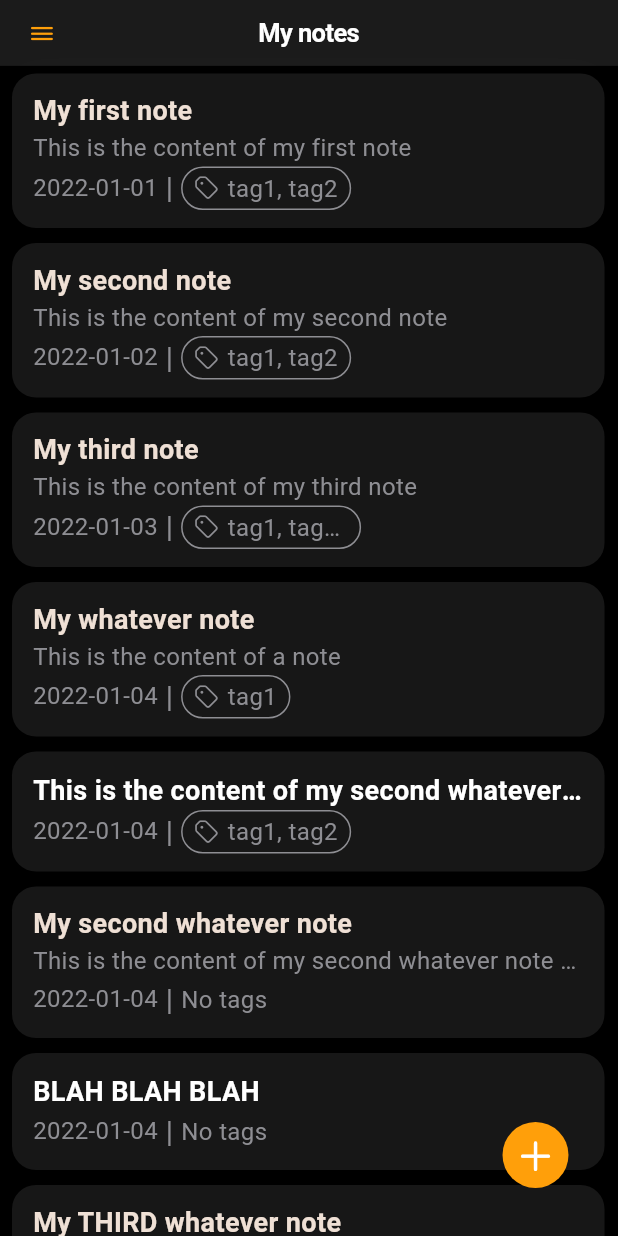
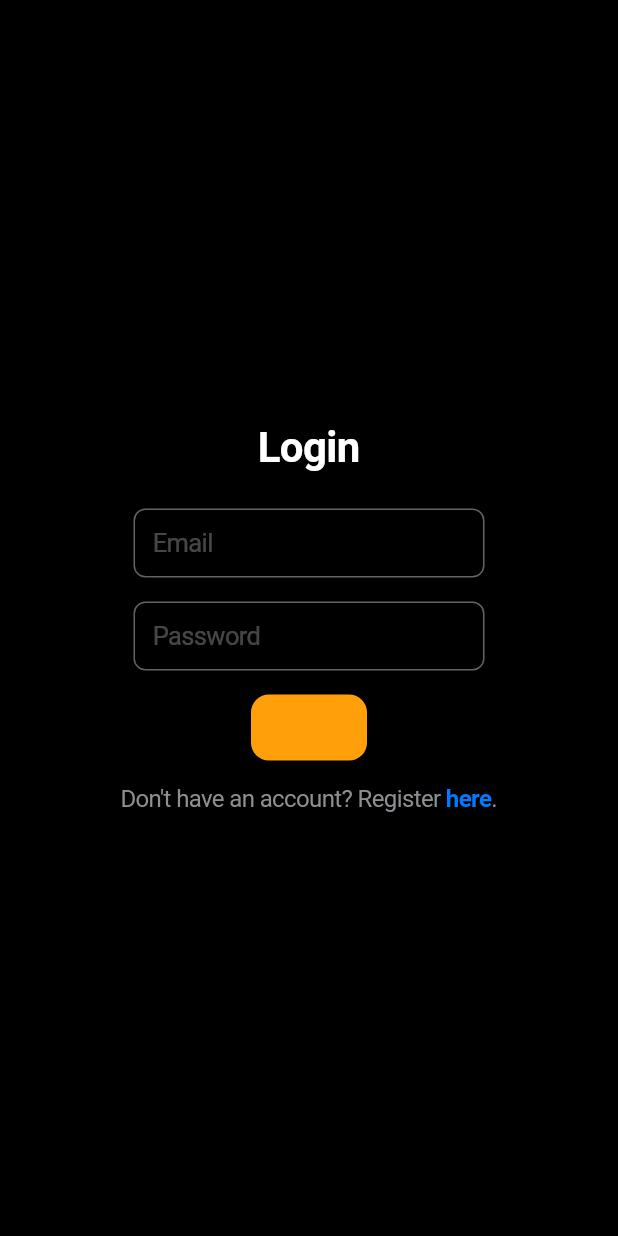
Before and after one commit to VeressIris/my-notes-app, a Flutter app: the screen it shows after launch, on a phone screen of 412 x 824 dp. Run offline on Flutter 3.47's test engine with Material 3 defaults, Android fonts, the phone set to English and light mode, and no system bars; missing offline and left inert: flutter_quill.

Commit message:
added login and register pages

```diff
--- a/lib/main.dart
+++ b/lib/main.dart
@@ -1,5 +1,6 @@
 import 'package:flutter_quill/translations.dart';
 import 'package:my_notes_app/pages/homepage.dart';
+import 'package:my_notes_app/pages/login_page.dart';
 import 'package:flutter/cupertino.dart';
 import 'package:flutter_localizations/flutter_localizations.dart';
 import 'package:flutter/foundation.dart';
@@ -30,7 +31,7 @@ class MyApp extends StatelessWidget {
           FlutterQuillLocalizations
               .delegate, // Add the Quill localization delegate
         ],
-      home: Homepage(title: 'My notes'),
-    );
+        // home: Homepage(title: 'My notes'),
+        home: LoginPage());
   }
 }
--- /dev/null
+++ b/lib/pages/login_page.dart
@@ -0,0 +1,95 @@
+import 'package:flutter/cupertino.dart';
+import 'package:my_notes_app/pages/register_page.dart';
+
+class LoginPage extends StatelessWidget {
+  const LoginPage({super.key});
+
+  @override
+  Widget build(BuildContext context) {
+    return CupertinoPageScaffold(
+        child: Padding(
+      padding: const EdgeInsets.all(20),
+      child: Column(
+        mainAxisAlignment: MainAxisAlignment.center,
+        crossAxisAlignment: CrossAxisAlignment.center,
+        children: [
+          const Padding(
+            padding: EdgeInsets.only(bottom: 16),
+            child: Text('Login',
+                style: TextStyle(fontSize: 28, fontWeight: FontWeight.bold)),
+          ),
+          SizedBox(
+            width: 250,
+            child: Padding(
+              padding: const EdgeInsets.all(8),
+              child: CupertinoTextField(
+                placeholder: 'Email',
+                padding: const EdgeInsets.all(12),
+                spellCheckConfiguration:
+                    const SpellCheckConfiguration.disabled(),
+                decoration: BoxDecoration(
+                  border: Border.all(color: CupertinoColors.systemGrey2),
+                  borderRadius: BorderRadius.circular(8),
+                ),
+                onTapOutside: (event) => FocusScope.of(context).unfocus(),
+              ),
+            ),
+          ),
+          SizedBox(
+            width: 250,
+            child: Padding(
+              padding: const EdgeInsets.all(8),
+              child: CupertinoTextField(
+                placeholder: 'Password',
+                obscureText: true,
+                spellCheckConfiguration:
+                    const SpellCheckConfiguration.disabled(),
+                padding: const EdgeInsets.all(12),
+                decoration: BoxDecoration(
+                  border: Border.all(color: CupertinoColors.systemGrey2),
+                  borderRadius: BorderRadius.circular(8),
+                ),
+                onTapOutside: (event) => FocusScope.of(context).unfocus(),
+              ),
+            ),
+          ),
+          Padding(
+            padding: const EdgeInsets.only(top: 8, bottom: 16),
+            child: CupertinoButton(
+              color: CupertinoColors.activeOrange,
+              onPressed: () {
+                //login
+              },
+              padding: const EdgeInsets.symmetric(horizontal: 20),
+              child: const Text('Login', style: TextStyle(fontSize: 16)),
+            ),
+          ),
+          Row(
+            mainAxisAlignment: MainAxisAlignment.center,
+            children: [
+              const Text('Don\'t have an account? Register ',
+                  style: TextStyle(
+                      color: CupertinoColors.systemGrey, fontSize: 16)),
+              GestureDetector(
+                onTap: () {
+                  Navigator.of(context).push(CupertinoPageRoute(
+                      builder: (context) => const RegisterPage()));
+                },
+                child: const Text(
+                  'here',
+                  style: TextStyle(
+                      color: CupertinoColors.activeBlue,
+                      fontSize: 16,
+                      fontWeight: FontWeight.bold),
+                ),
+              ),
+              const Text('.',
+                  style: TextStyle(
+                      color: CupertinoColors.systemGrey, fontSize: 16)),
+            ],
+          ),
+        ],
+      ),
+    ));
+  }
+}
```
Also changed, not shown: lib/pages/register_page.dart (added, +130 -0 lines). Lines whose indentation alone changed are shown as unchanged.
